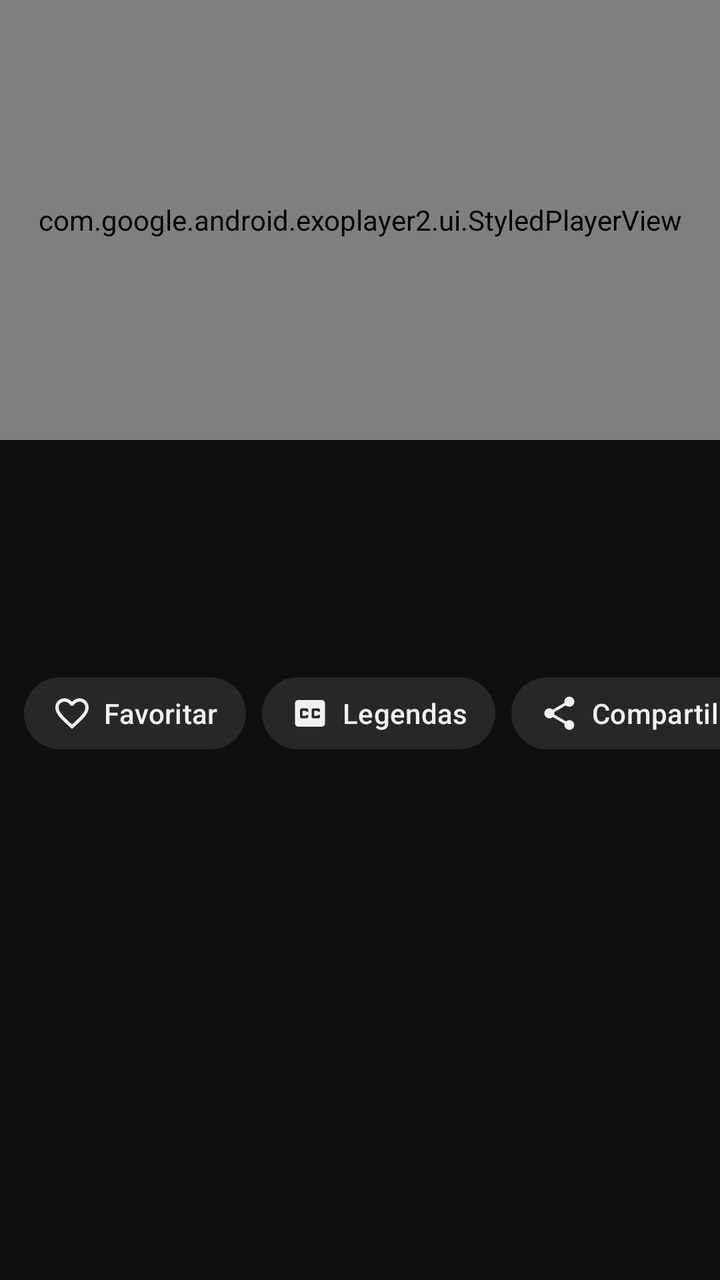
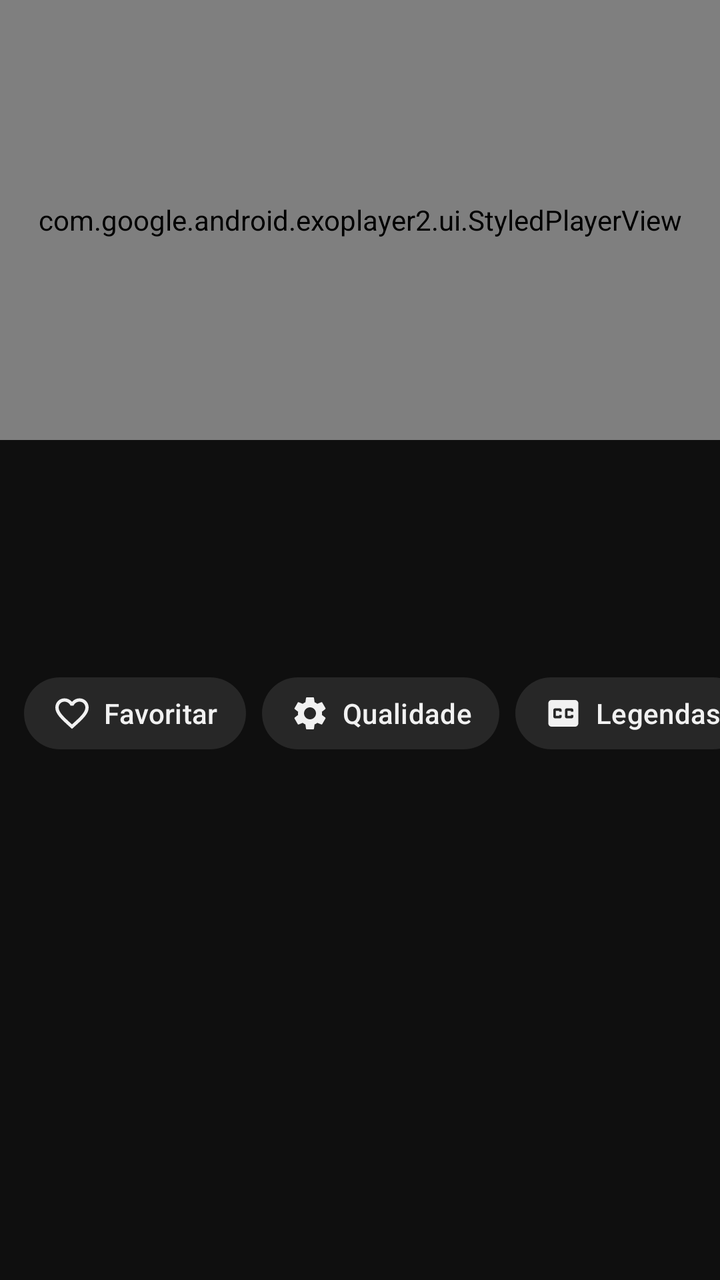

The first picture is an Android layout as it rendered before a commit; the second is the same layout after the commit. The layout source and the unified diff follow.
<!-- AndroidManifest.xml: another module's application theme Theme.SuperTube -->
<!-- res/layout/activity_player.xml -->
<?xml version="1.0" encoding="utf-8"?>
<LinearLayout xmlns:android="http://schemas.android.com/apk/res/android"
    xmlns:app="http://schemas.android.com/apk/res-auto"
    android:layout_width="match_parent"
    android:layout_height="match_parent"
    android:background="@color/background"
    android:fitsSystemWindows="true"
    android:orientation="vertical">

    <FrameLayout
        android:id="@+id/player_box"
        android:layout_width="match_parent"
        android:layout_height="220dp"
        android:background="@android:color/black">

        <com.google.android.exoplayer2.ui.StyledPlayerView
            android:id="@+id/player_view"
            android:layout_width="match_parent"
            android:layout_height="match_parent"
            android:background="@android:color/black"
            app:buffered_color="#66FFFFFF"
            app:played_color="#FF0000"
            app:scrubber_color="#FF0000"
            app:unplayed_color="#33FFFFFF"
            app:show_buffering="when_playing" />

        <TextView
            android:id="@+id/seek_left"
            android:layout_width="wrap_content"
            android:layout_height="wrap_content"
            android:layout_gravity="center_vertical|start"
            android:layout_marginStart="32dp"
            android:background="@drawable/seek_indicator_bg"
            android:paddingHorizontal="18dp"
            android:paddingVertical="10dp"
            android:textColor="@android:color/white"
            android:textSize="14sp"
            android:textStyle="bold"
            android:visibility="gone" />

        <TextView
            android:id="@+id/seek_right"
            android:layout_width="wrap_content"
            android:layout_height="wrap_content"
            android:layout_gravity="center_vertical|end"
            android:layout_marginEnd="32dp"
            android:background="@drawable/seek_indicator_bg"
            android:paddingHorizontal="18dp"
            android:paddingVertical="10dp"
            android:textColor="@android:color/white"
            android:textSize="14sp"
            android:textStyle="bold"
            android:visibility="gone" />
    </FrameLayout>

    <androidx.core.widget.NestedScrollView
        android:id="@+id/details"
        android:layout_width="match_parent"
        android:layout_height="0dp"
        android:layout_weight="1">

        <LinearLayout
            android:layout_width="match_parent"
            android:layout_height="wrap_content"
            android:orientation="vertical">

            <ProgressBar
                android:id="@+id/progress"
                style="?android:attr/progressBarStyleHorizontal"
                android:layout_width="match_parent"
                android:layout_height="wrap_content"
                android:indeterminate="true"
                android:indeterminateTint="@color/brand"
                android:visibility="gone" />

            <TextView
                android:id="@+id/title"
                android:layout_width="match_parent"
                android:layout_height="wrap_content"
                android:ellipsize="end"
                android:lineSpacingExtra="2dp"
                android:maxLines="2"
                android:paddingHorizontal="12dp"
                android:paddingTop="12dp"
                android:textColor="@color/text_primary"
                android:textSize="18sp"
                android:textStyle="bold" />

            <TextView
                android:id="@+id/meta"
                android:layout_width="match_parent"
                android:layout_height="wrap_content"
                android:paddingHorizontal="12dp"
                android:paddingTop="4dp"
                android:textColor="@color/text_secondary"
                android:textSize="12sp" />

            <LinearLayout
                android:id="@+id/uploader_row"
                android:layout_width="match_parent"
                android:layout_height="wrap_content"
                android:layout_marginTop="8dp"
                android:background="?attr/selectableItemBackground"
                android:gravity="center_vertical"
                android:orientation="horizontal"
                android:paddingHorizontal="12dp"
                android:paddingVertical="6dp">

                <ImageView
                    android:id="@+id/uploader_avatar"
                    android:layout_width="36dp"
                    android:layout_height="36dp"
                    android:contentDescription="@null" />

                <TextView
                    android:id="@+id/uploader"
                    android:layout_width="wrap_content"
                    android:layout_height="wrap_content"
                    android:layout_marginStart="10dp"
                    android:ellipsize="end"
                    android:maxLines="1"
                    android:maxWidth="180dp"
                    android:textColor="@color/text_primary"
                    android:textSize="15sp"
                    android:textStyle="bold" />

                <TextView
                    android:id="@+id/uploader_subs"
                    android:layout_width="0dp"
                    android:layout_height="wrap_content"
                    android:layout_marginStart="6dp"
                    android:layout_weight="1"
                    android:ellipsize="end"
                    android:maxLines="1"
                    android:textColor="@color/text_secondary"
                    android:textSize="12sp" />

                <com.google.android.material.button.MaterialButton
                    android:id="@+id/subscribe"
                    style="@style/Pill.Light"
                    android:layout_width="wrap_content"
                    android:layout_height="wrap_content"
                    android:text="@string/subscribe"
                    android:visibility="gone" />
            </LinearLayout>

            <HorizontalScrollView
                android:layout_width="match_parent"
                android:layout_height="wrap_content"
                android:layout_marginTop="6dp"
                android:scrollbars="none">

                <LinearLayout
                    android:layout_width="wrap_content"
                    android:layout_height="wrap_content"
                    android:orientation="horizontal"
                    android:paddingHorizontal="12dp">

                    <com.google.android.material.button.MaterialButton
                        android:id="@+id/favorite"
                        style="@style/Pill"
                        android:layout_width="wrap_content"
                        android:layout_height="wrap_content"
                        android:layout_marginEnd="8dp"
                        android:text="@string/favorite"
                        app:icon="@drawable/ic_favorite_outline" />

                    <com.google.android.material.button.MaterialButton
                        android:id="@+id/subtitles"
                        style="@style/Pill"
                        android:layout_width="wrap_content"
                        android:layout_height="wrap_content"
                        android:layout_marginEnd="8dp"
                        android:text="@string/subtitles"
                        app:icon="@drawable/ic_subtitles" />

                    <com.google.android.material.button.MaterialButton
                        android:id="@+id/share"
                        style="@style/Pill"
                        android:layout_width="wrap_content"
                        android:layout_height="wrap_content"
                        android:layout_marginEnd="8dp"
                        android:text="@string/share"
                        app:icon="@drawable/ic_share" />

                    <com.google.android.material.button.MaterialButton
                        android:id="@+id/download"
                        style="@style/Pill"
                        android:layout_width="wrap_content"
                        android:layout_height="wrap_content"
                        android:layout_marginEnd="8dp"
                        android:text="@string/download"
                        app:icon="@drawable/ic_download" />

                    <com.google.android.material.button.MaterialButton
                        android:id="@+id/audio_only"
                        style="@style/Pill"
                        android:layout_width="wrap_content"
                        android:layout_height="wrap_content"
                        android:text="@string/audio_only"
                        app:icon="@drawable/ic_headphones" />
                </LinearLayout>
            </HorizontalScrollView>

            <TextView
                android:id="@+id/description"
                android:layout_width="match_parent"
                android:layout_height="wrap_content"
                android:layout_marginHorizontal="12dp"
                android:layout_marginTop="12dp"
                android:background="@drawable/description_bg"
                android:ellipsize="end"
                android:maxLines="3"
                android:padding="12dp"
                android:textColor="@color/text_primary"
                android:textSize="13sp"
                android:visibility="gone" />

            <androidx.recyclerview.widget.RecyclerView
                android:id="@+id/related"
                android:layout_width="match_parent"
                android:layout_height="wrap_content"
                android:layout_marginTop="16dp"
                android:nestedScrollingEnabled="false" />
        </LinearLayout>
    </androidx.core.widget.NestedScrollView>
</LinearLayout>
<!-- resources referenced by this layout -->
<resources>
  <color name="background">#0F0F0F</color>
  <color name="brand">#E53935</color>
  <color name="text_primary">#F1F1F1</color>
  <color name="text_secondary">#AAAAAA</color>
  <!-- drawable description_bg (drawable) -->
  <shape xmlns:android="http://schemas.android.com/apk/res/android">
      <solid android:color="@color/chip" />
      <corners android:radius="12dp" />
  </shape>
  <!-- drawable ic_download (drawable) -->
  <vector xmlns:android="http://schemas.android.com/apk/res/android"
      android:width="24dp" android:height="24dp"
      android:viewportWidth="24" android:viewportHeight="24"
      android:tint="?attr/colorControlNormal">
      <path android:fillColor="@android:color/white"
          android:pathData="M19,9h-4V3H9v6H5l7,7 7,-7zM5,18v2h14v-2H5z" />
  </vector>
  <!-- drawable ic_headphones (drawable) -->
  <vector xmlns:android="http://schemas.android.com/apk/res/android"
      android:width="24dp" android:height="24dp"
      android:viewportWidth="24" android:viewportHeight="24"
      android:tint="?attr/colorControlNormal">
      <path android:fillColor="@android:color/white"
          android:pathData="M12,1c-4.97,0 -9,4.03 -9,9v7c0,1.66 1.34,3 3,3h3v-8H5v-2c0,-3.87 3.13,-7 7,-7s7,3.13 7,7v2h-4v8h3c1.66,0 3,-1.34 3,-3v-7c0,-4.97 -4.03,-9 -9,-9z" />
  </vector>
  <!-- drawable seek_indicator_bg (drawable) -->
  <shape xmlns:android="http://schemas.android.com/apk/res/android">
      <solid android:color="#99000000" />
      <corners android:radius="28dp" />
  </shape>
  <string name="audio_only">Só áudio</string>
  <string name="download">Baixar</string>
  <string name="favorite">Favoritar</string>
  <string name="share">Compartilhar</string>
  <string name="subscribe">Inscrever-se</string>
  <string name="subtitles">Legendas</string>
  <style name="Pill.Light">
          <item name="backgroundTint">@color/pill_light</item>
          <item name="android:textColor">@color/on_pill_light</item>
          <item name="android:textStyle">bold</item>
      </style>
  <color name="chip">#272727</color>
  <color name="pill_light">#F1F1F1</color>
  <color name="on_pill_light">#0F0F0F</color>
  <style name="ThemeOverlay.SuperTube.Dialog" parent="ThemeOverlay.Material3.MaterialAlertDialog">
          <item name="colorSurface">@color/surface</item>
          <item name="colorSurfaceContainerHigh">@color/surface</item>
      </style>
  <color name="surface">#212121</color>
  <!-- unchanged entries left out for length: 5 -->
</resources>

<!-- the commit's change to res/layout/activity_player.xml (unified diff, before → after) -->
@@ -166,6 +166,15 @@
                         app:icon="@drawable/ic_favorite_outline" />
 
                     <com.google.android.material.button.MaterialButton
+                        android:id="@+id/quality"
+                        style="@style/Pill"
+                        android:layout_width="wrap_content"
+                        android:layout_height="wrap_content"
+                        android:layout_marginEnd="8dp"
+                        android:text="@string/quality"
+                        app:icon="@drawable/ic_settings" />
+
+                    <com.google.android.material.button.MaterialButton
                         android:id="@+id/subtitles"
                         style="@style/Pill"
                         android:layout_width="wrap_content"
<!-- resource entries referenced after the edit -->
@@ -25,6 +25,13 @@
       <path android:fillColor="@android:color/white"
           android:pathData="M12,1c-4.97,0 -9,4.03 -9,9v7c0,1.66 1.34,3 3,3h3v-8H5v-2c0,-3.87 3.13,-7 7,-7s7,3.13 7,7v2h-4v8h3c1.66,0 3,-1.34 3,-3v-7c0,-4.97 -4.03,-9 -9,-9z" />
   </vector>
+  <!-- drawable ic_settings (drawable) -->
+  <vector xmlns:android="http://schemas.android.com/apk/res/android"
+      android:width="24dp" android:height="24dp"
+      android:viewportWidth="24" android:viewportHeight="24">
+      <path android:fillColor="@android:color/white"
+          android:pathData="M19.14,12.94c0.04,-0.3 0.06,-0.61 0.06,-0.94c0,-0.32 -0.02,-0.64 -0.07,-0.94l2.03,-1.58c0.18,-0.14 0.23,-0.41 0.12,-0.61l-1.92,-3.32c-0.12,-0.22 -0.37,-0.29 -0.59,-0.22l-2.39,0.96c-0.5,-0.38 -1.03,-0.7 -1.62,-0.94L14.4,2.81c-0.04,-0.24 -0.24,-0.41 -0.48,-0.41h-3.84c-0.24,0 -0.43,0.17 -0.47,0.41L9.25,5.35C8.66,5.59 8.12,5.92 7.63,6.29L5.24,5.33c-0.22,-0.08 -0.47,0 -0.59,0.22L2.74,8.87C2.62,9.08 2.66,9.34 2.86,9.48l2.03,1.58C4.84,11.36 4.8,11.69 4.8,12s0.02,0.64 0.07,0.94l-2.03,1.58c-0.18,0.14 -0.23,0.41 -0.12,0.61l1.92,3.32c0.12,0.22 0.37,0.29 0.59,0.22l2.39,-0.96c0.5,0.38 1.03,0.7 1.62,0.94l0.36,2.54c0.05,0.24 0.24,0.41 0.48,0.41h3.84c0.24,0 0.44,-0.17 0.47,-0.41l0.36,-2.54c0.59,-0.24 1.13,-0.56 1.62,-0.94l2.39,0.96c0.22,0.08 0.47,0 0.59,-0.22l1.92,-3.32c0.12,-0.22 0.07,-0.47 -0.12,-0.61L19.14,12.94zM12,15.6c-1.98,0 -3.6,-1.62 -3.6,-3.6s1.62,-3.6 3.6,-3.6s3.6,1.62 3.6,3.6S13.98,15.6 12,15.6z" />
+  </vector>
   <!-- drawable seek_indicator_bg (drawable) -->
   <shape xmlns:android="http://schemas.android.com/apk/res/android">
       <solid android:color="#99000000" />
@@ -33,6 +40,7 @@
   <string name="audio_only">Só áudio</string>
   <string name="download">Baixar</string>
   <string name="favorite">Favoritar</string>
+  <string name="quality">Qualidade</string>
   <string name="share">Compartilhar</string>
   <string name="subscribe">Inscrever-se</string>
   <string name="subtitles">Legendas</string>
